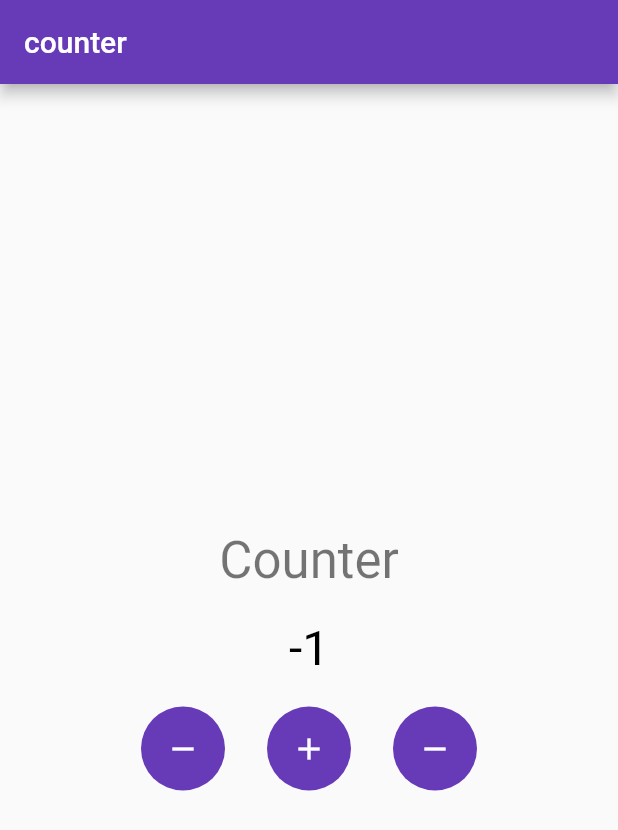
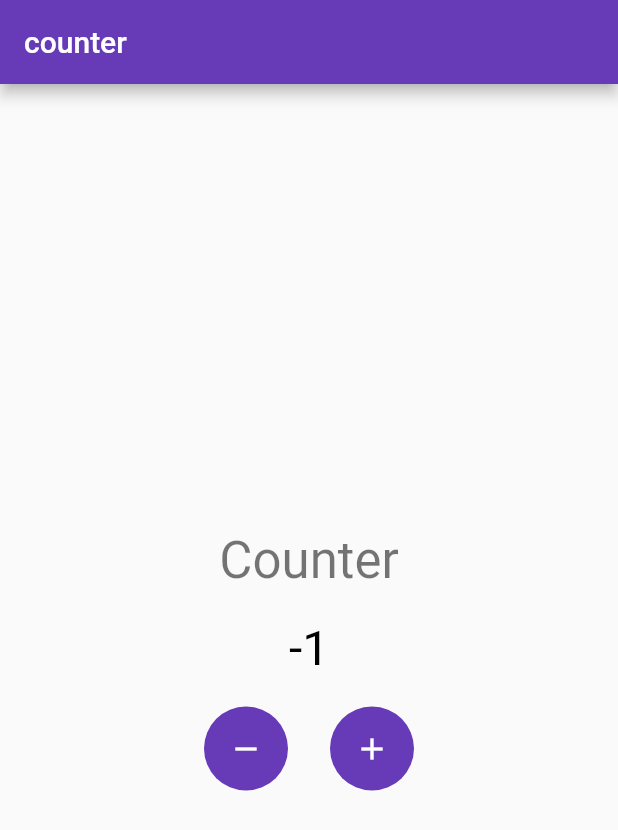
Before and after one commit to nerdychamp/fltr-counter, a Flutter app: the screen it shows after launch, after a tap on the "remove" icon, on a phone screen of 412 x 824 dp. Shown: the top 830 px of the screen. Run offline on Flutter 3.47's test engine with Material 2 defaults, Android fonts, the phone set to English and light mode, and no system bars.

Commit message:
refactor: remove button widget extraction

```diff
--- a/lib/main.dart
+++ b/lib/main.dart
@@ -39,12 +39,6 @@ class _Counter extends State<Counter> {
     });
   }
 
-  void decrementCounter() {
-    setState(() {
-      counter--;
-    });
-  }
-
   @override
   Widget build(BuildContext context) {
     return Wrap(
@@ -60,9 +54,8 @@ class _Counter extends State<Counter> {
         ),
         CounterDisplay(counter: counter),
         Wrap(direction: Axis.horizontal, spacing: 20, children: [
-          SubtractButton(onPress: decrementCounter),
+          removeButton(),
           AddButton(onPress: incrementCounter),
-          removeButton()
         ])
       ],
     );
@@ -107,20 +100,6 @@ class AddButton extends StatelessWidget {
   }
 }
 
-class SubtractButton extends StatelessWidget {
-  const SubtractButton({super.key, required this.onPress});
-
-  final VoidCallback onPress;
-
-  @override
-  Widget build(BuildContext context) {
-    return Button(
-      onPressed: onPress,
-      child: const Icon(Icons.remove),
-    );
-  }
-}
-
 class Button extends StatelessWidget {
   const Button({
     super.key,
```
